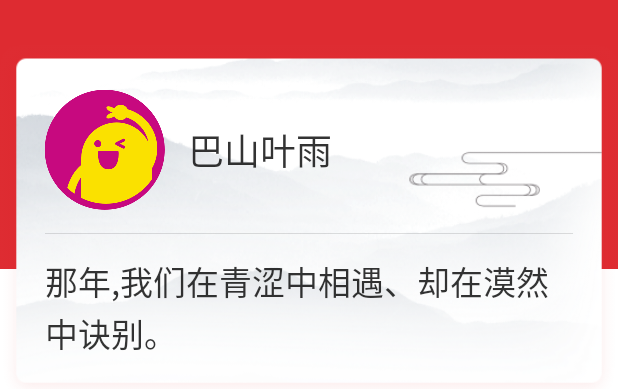
After one commit to PSuiyi/news, an Android app: the layout frag_mine.xml on its own in the app's theme, with its tools: preview values and no code run, on a phone screen of 412 x 824 dp. The commit adds this screen. Shown: the top 389 px of the screen. Run offline under Robolectric (Android 15) with nearby library versions, the phone set to English and light mode, and no system bars.

Commit message:
+新闻app

```diff
--- a/app/build.gradle
+++ b/app/build.gradle
@@ -53,4 +53,6 @@ dependencies {
     compile 'com.android.support.constraint:constraint-layout:1.0.2'
     testCompile 'junit:junit:4.12'
     compile project(':lib_news')
+    compile 'cn.bingoogolapple:bga-banner:2.1.7@aar'
+    compile deps.cardviewV7
 }
--- a/app/src/main/AndroidManifest.xml
+++ b/app/src/main/AndroidManifest.xml
@@ -22,6 +22,7 @@
         </activity>
         <activity android:name=".ui.login.LoginAct" />
         <activity android:name=".ui.TabHomeAct" />
+        <activity android:name=".ui.setting.SettingAct" />
     </application>
 
 </manifest>
--- a/app/src/main/res/layout/act_tab.xml
+++ b/app/src/main/res/layout/act_tab.xml
@@ -44,6 +44,6 @@
             android:id="@+id/radioButton4"
             style="@style/main_tab_bottom"
             android:drawableTop="@drawable/tab_main_4"
-            android:text="@string/tab_three" />
+            android:text="@string/tab_four" />
     </RadioGroup>
 </LinearLayout>
--- /dev/null
+++ b/app/src/main/res/layout/frag_mine.xml
@@ -0,0 +1,89 @@
+<?xml version="1.0" encoding="utf-8"?>
+<LinearLayout xmlns:android="http://schemas.android.com/apk/res/android"
+    android:layout_width="match_parent"
+    android:layout_height="match_parent"
+    android:orientation="vertical">
+
+    <include layout="@layout/include_common_navigation" />
+
+    <include layout="@layout/include_common_remind" />
+
+    <include layout="@layout/include_common_network_status" />
+
+    <ScrollView
+        android:layout_width="match_parent"
+        android:layout_height="match_parent">
+
+        <LinearLayout
+            android:layout_width="match_parent"
+            android:layout_height="wrap_content"
+            android:orientation="vertical">
+
+            <FrameLayout
+                android:layout_width="match_parent"
+                android:layout_height="wrap_content">
+
+                <LinearLayout
+                    android:layout_width="match_parent"
+                    android:layout_height="match_parent"
+                    android:orientation="vertical">
+
+                    <View
+                        android:layout_width="match_parent"
+                        android:layout_height="match_parent"
+                        android:layout_weight="1"
+                        android:background="@color/red"></View>
+
+                    <View
+                        android:layout_width="match_parent"
+                        android:layout_height="match_parent"
+                        android:layout_weight="2"
+                        android:background="@color/white"></View>
+                </LinearLayout>
+
+                <LinearLayout
+                    android:layout_width="match_parent"
+                    android:layout_height="wrap_content"
+                    android:layout_marginTop="30dp"
+                    android:background="@mipmap/wodwbg"
+                    android:gravity="center_vertical"
+                    android:orientation="vertical"
+                    android:padding="30dp">
+
+                    <LinearLayout
+                        android:layout_width="match_parent"
+                        android:layout_height="wrap_content"
+                        android:gravity="center_vertical"
+                        android:orientation="horizontal">
+
+                        <ImageView
+                            android:layout_width="wrap_content"
+                            android:layout_height="wrap_content"
+                            android:layout_marginRight="@dimen/distance_view"
+                            android:src="@mipmap/default_header" />
+
+                        <TextView
+                            style="@style/TitleTextStyle"
+                            android:text="巴山叶雨" />
+                    </LinearLayout>
+
+                    <View
+                        style="@style/Line"
+                        android:layout_marginBottom="@dimen/distance_view"
+                        android:layout_marginTop="@dimen/distance_view" />
+
+                    <TextView
+                        style="@style/TextStyle"
+                        android:text="那年,我们在青涩中相遇、却在漠然中诀别。" />
+                </LinearLayout>
+            </FrameLayout>
+
+            <com.znz.compass.znzlibray.views.rowview.ZnzRowGroupView
+                android:id="@+id/commonRowGroup"
+                android:layout_width="match_parent"
+                android:layout_height="match_parent"
+                android:layout_marginBottom="@dimen/distance_view" />
+        </LinearLayout>
+    </ScrollView>
+
+</LinearLayout>
--- a/lib_news/src/main/res/layout/view_znz_row.xml
+++ b/lib_news/src/main/res/layout/view_znz_row.xml
@@ -9,7 +9,7 @@
     <LinearLayout
         android:id="@+id/llRowView"
         android:layout_width="match_parent"
-        android:layout_height="50dp"
+        android:layout_height="60dp"
         android:foreground="?android:attr/selectableItemBackground"
         android:gravity="center_vertical"
         android:orientation="horizontal">
--- a/lib_news/src/main/res/layout/view_znz_toolbar_normal.xml
+++ b/lib_news/src/main/res/layout/view_znz_toolbar_normal.xml
@@ -50,8 +50,7 @@
         android:singleLine="true"
         android:text="@string/app_name"
         android:textColor="@color/gray80"
-        android:textSize="@dimen/nav_size"
-        android:textStyle="bold" />
+        android:textSize="@dimen/nav_size" />
 
     <LinearLayout
         android:id="@+id/llNavRight"
```
Also changed, not shown: app/src/main/java/com/znz/news/MainActivity.java (deleted, +0 -14 lines), app/src/main/java/com/znz/news/ui/mine/MineFrag.java (+67 -2 lines), app/src/main/java/com/znz/news/ui/setting/SettingAct.java (added, +120 -0 lines), app/src/main/java/com/znz/news/utils/DataCleanManager.java (added, +155 -0 lines), app/src/main/res/layout/act_setting.xml (added, +34 -0 lines), app/src/main/res/layout/activity_main.xml (deleted, +0 -18 lines), app/src/main/res/values/styles.xml (+8 -0 lines), lib_news/src/main/res/values/dimens_znz.xml (+5 -5 lines).
